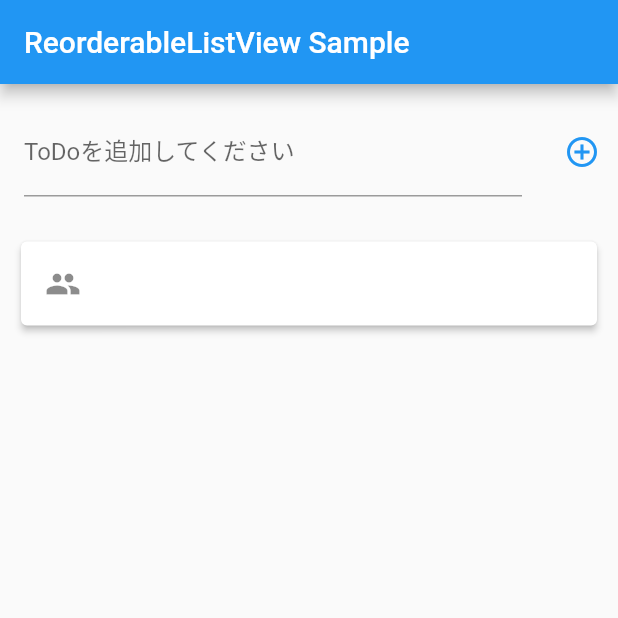
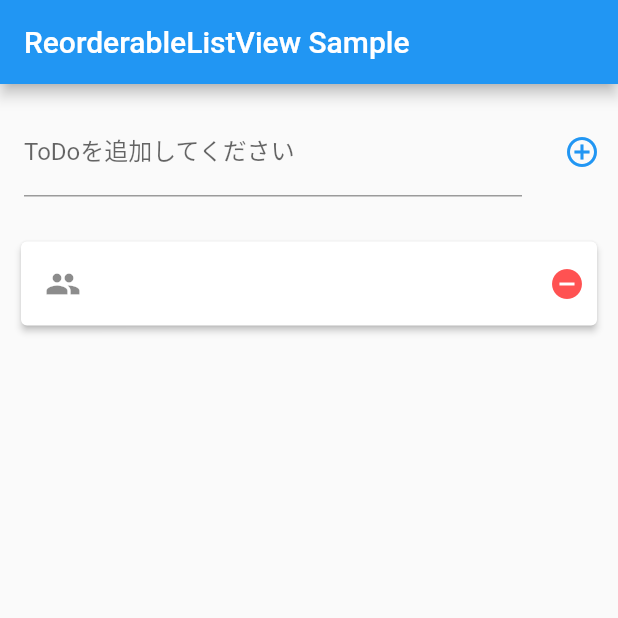
Before and after one commit to kazumaz/todo_app, a Flutter app: the screen it shows after launch, after a tap on the "add circle outline" icon, on a phone screen of 412 x 824 dp, the top half of it. Run offline on Flutter 3.47's test engine with Material 2 defaults, Android fonts, the phone set to English and light mode, and no system bars.

Commit message:
削除ボタンを追加（まだタップしても削除されない）

```diff
--- a/lib/main.dart
+++ b/lib/main.dart
@@ -97,11 +97,23 @@ class _MyHomePageState extends State<MyHomePage> {
                   return Card(
                       elevation: 2.0,
                       key: Key(model.key.toString()),
+                      child: Row(
+                        children: <Widget>[
+                          Expanded(
                               child: ListTile(
                             leading: const Icon(Icons.people),
                             title: Text(model.title),
+                          )),
+                          Container(
+                              width: 40,
+                              child: InkWell(
+                                  child: Icon(
+                                    Icons.remove_circle,
+                                    color: Colors.redAccent,
                                   ),
-                  );
+                                  onTap: () {}))
+                        ],
+                      ));
                 },
               ).toList(),
             )),
```
Lines whose indentation alone changed are shown as unchanged.
